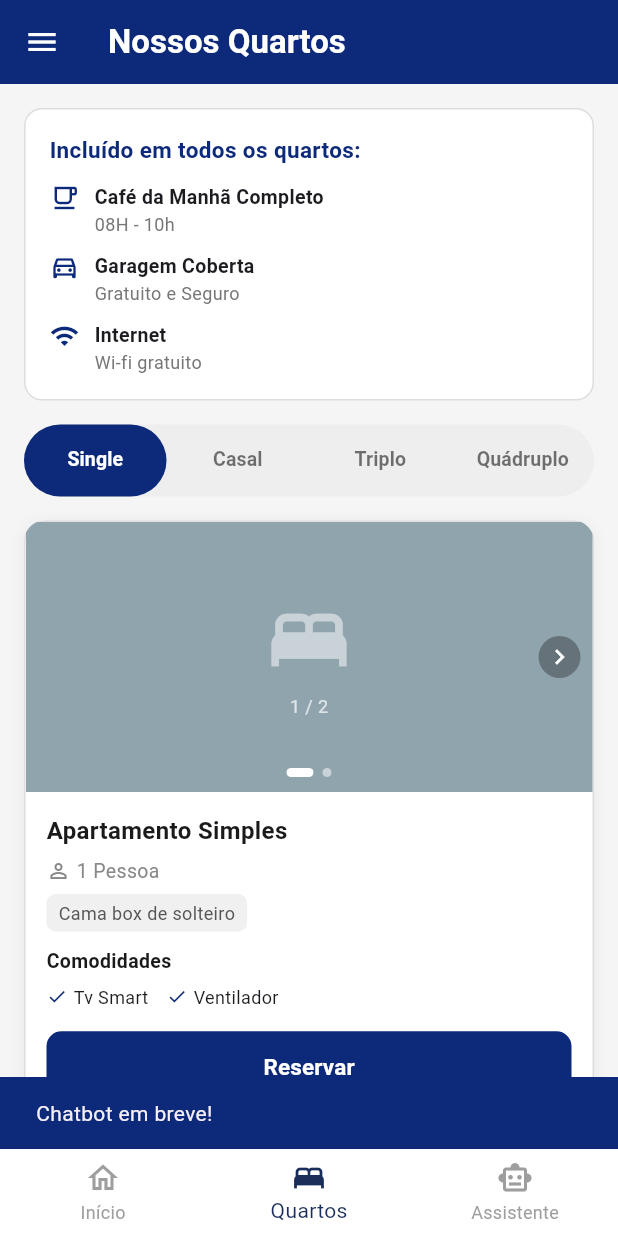
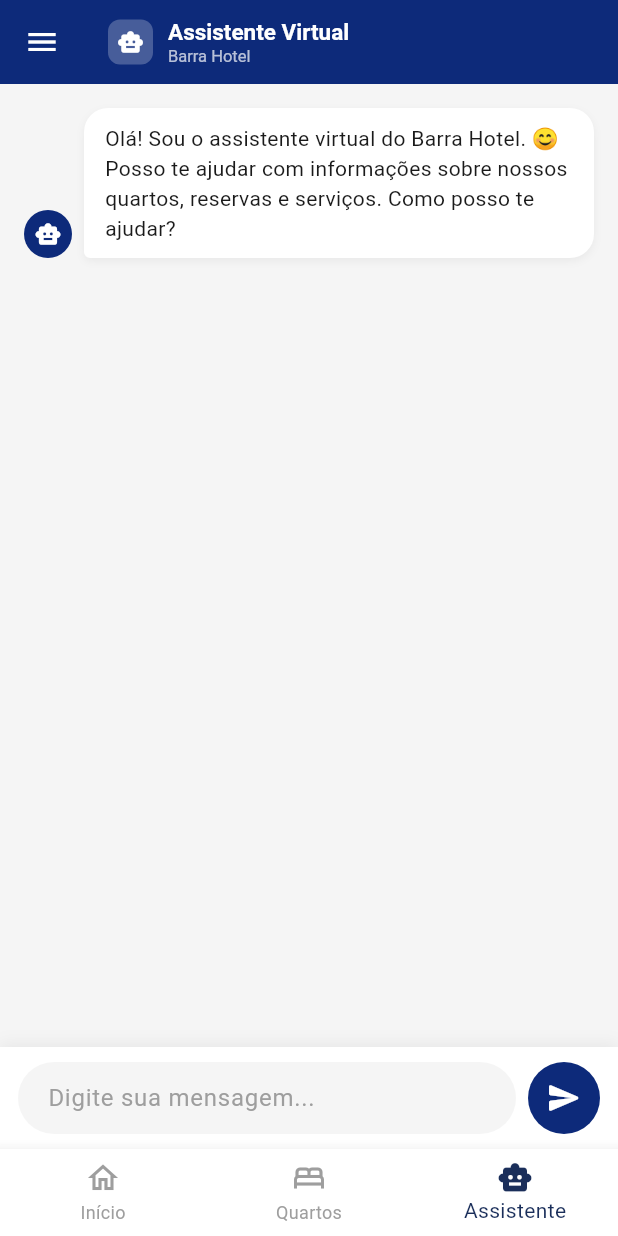
Before and after one commit to Tesch-MatheusG/BarraHotel_App01, a Flutter app: the QuartosPage screen opened directly, item 3 of the bottom bar chosen, on a phone screen of 412 x 824 dp. Run offline on Flutter 3.47's test engine with Material 3 defaults, Android fonts, the light colour scheme and no system bars; our stand-ins replace mask_text_input_formatter; accounts and stored records are empty.

Commit message:
feat: criando a pagina do chatbot.

```diff
--- /dev/null
+++ b/src/lib/app/models/mensagem_model.dart
@@ -0,0 +1,9 @@
+class MensagemModel {
+  final String texto;
+  final bool isBot;
+
+  MensagemModel({
+    required this.texto,
+    required this.isBot,
+  });
+}
--- /dev/null
+++ b/src/lib/app/views/chatbot_page.dart
@@ -0,0 +1,411 @@
+import 'package:flutter/material.dart';
+import 'cores.dart';
+import 'drawer_menu.dart';
+import '../models/mensagem_model.dart';
+import 'bottom_nav.dart';
+
+class ChatbotPage extends StatefulWidget {
+  const ChatbotPage({super.key});
+
+  @override
+  State<ChatbotPage> createState() => _ChatbotPageState();
+}
+
+class _ChatbotPageState extends State<ChatbotPage> {
+  final TextEditingController _controller = TextEditingController();
+  final ScrollController _scrollController = ScrollController();
+  final List<MensagemModel> _mensagens = [];
+  bool _carregando = false;
+
+  @override
+  void initState() {
+    super.initState();
+    // Mensagem de boas-vindas do chatbot
+    _mensagens.add(MensagemModel(
+      texto:
+          'Olá! Sou o assistente virtual do Barra Hotel. 😊\n'
+          'Posso te ajudar com informações sobre nossos quartos, '
+          'reservas e serviços. Como posso te ajudar?',
+      isBot: true,
+    ));
+  }
+
+  @override
+  void dispose() {
+    _controller.dispose();
+    _scrollController.dispose();
+    super.dispose();
+  }
+
+  void _scrollParaBaixo() {
+    WidgetsBinding.instance.addPostFrameCallback((_) {
+      if (_scrollController.hasClients) {
+        _scrollController.animateTo(
+          _scrollController.position.maxScrollExtent,
+          duration: const Duration(milliseconds: 300),
+          curve: Curves.easeOut,
+        );
+      }
+    });
+  }
+
+  Future<void> _enviarMensagem() async {
+    final texto = _controller.text.trim();
+    if (texto.isEmpty || _carregando) return;
+
+    setState(() {
+      _mensagens.add(MensagemModel(texto: texto, isBot: false));
+      _carregando = true;
+      _controller.clear();
+    });
+
+    _scrollParaBaixo();
+
+    // TODO: integrar com API da Anthropic
+    await Future.delayed(const Duration(seconds: 1));
+
+    setState(() {
+      _mensagens.add(MensagemModel(
+        texto:
+            'Obrigado por entrar em contato! Em breve nosso '
+            'assistente estará disponível para te ajudar. '
+            'Se preferir, entre em contato diretamente com '
+            'nossa recepção. 😊',
+        isBot: true,
+      ));
+      _carregando = false;
+    });
+
+    _scrollParaBaixo();
+  }
+
+  @override
+  Widget build(BuildContext context) {
+    return Scaffold(
+      backgroundColor: AppColors.fundoPagina,
+      drawer: const DrawerMenu(),
+      appBar: AppBar(
+        backgroundColor: AppColors.azulEscuro,
+        foregroundColor: Colors.white,
+        title: Row(
+          children: [
+            Container(
+              padding: const EdgeInsets.all(6),
+              decoration: BoxDecoration(
+                color: Colors.white24,
+                borderRadius: BorderRadius.circular(8),
+              ),
+              child: const Icon(Icons.smart_toy, size: 18),
+            ),
+            const SizedBox(width: 10),
+            const Column(
+              crossAxisAlignment: CrossAxisAlignment.start,
+              children: [
+                Text(
+                  'Assistente Virtual',
+                  style: TextStyle(
+                    fontWeight: FontWeight.bold,
+                    fontSize: 15,
+                  ),
+                ),
+                Text(
+                  'Barra Hotel',
+                  style: TextStyle(
+                    fontSize: 11,
+                    color: Colors.white70,
+                  ),
+                ),
+              ],
+            ),
+          ],
+        ),
+        elevation: 0,
+      ),
+      bottomNavigationBar: BottomNav(currentIndex: 2),
+      body: Column(
+        children: [
+          Expanded(
+            child: ListView.builder(
+              controller: _scrollController,
+              padding: const EdgeInsets.all(16),
+              itemCount: _mensagens.length + (_carregando ? 1 : 0),
+              itemBuilder: (context, index) {
+                if (index == _mensagens.length) {
+                  return _BolhaDigitando();
+                }
+                return _BolhaMensagem(mensagem: _mensagens[index]);
+              },
+            ),
+          ),
+          _CampoEnvio(
+            controller: _controller,
+            carregando: _carregando,
+            onEnviar: _enviarMensagem,
+          ),
+        ],
+      ),
+    );
+  }
+}
+
+class _BolhaMensagem extends StatelessWidget {
+  final MensagemModel mensagem;
+
+  const _BolhaMensagem({required this.mensagem});
+
+  @override
+  Widget build(BuildContext context) {
+    final isBot = mensagem.isBot;
+
+    return Padding(
+      padding: const EdgeInsets.only(bottom: 12),
+      child: Row(
+        mainAxisAlignment:
+            isBot ? MainAxisAlignment.start : MainAxisAlignment.end,
+        crossAxisAlignment: CrossAxisAlignment.end,
+        children: [
+          if (isBot) ...[
+            Container(
+              width: 32,
+              height: 32,
+              margin: const EdgeInsets.only(right: 8),
+              decoration: const BoxDecoration(
+                color: AppColors.azulEscuro,
+                shape: BoxShape.circle,
+              ),
+              child: const Icon(
+                Icons.smart_toy,
+                color: Colors.white,
+                size: 18,
+              ),
+            ),
+          ],
+          Flexible(
+            child: Container(
+              padding: const EdgeInsets.symmetric(
+                horizontal: 14,
+                vertical: 10,
+              ),
+              decoration: BoxDecoration(
+                color: isBot ? Colors.white : AppColors.azulEscuro,
+                borderRadius: BorderRadius.only(
+                  topLeft: const Radius.circular(16),
+                  topRight: const Radius.circular(16),
+                  bottomLeft: Radius.circular(isBot ? 4 : 16),
+                  bottomRight: Radius.circular(isBot ? 16 : 4),
+                ),
+                boxShadow: [
+                  BoxShadow(
+                    color: Colors.black.withOpacity(0.05),
+                    blurRadius: 4,
+                    offset: const Offset(0, 2),
+                  ),
+                ],
+              ),
+              child: Text(
+                mensagem.texto,
+                style: TextStyle(
+                  fontSize: 14,
+                  color: isBot ? const Color(0xFF1A1A1A) : Colors.white,
+                  height: 1.4,
+                ),
+              ),
+            ),
+          ),
+          if (!isBot) ...[
+            Container(
+              width: 32,
+              height: 32,
+              margin: const EdgeInsets.only(left: 8),
+              decoration: const BoxDecoration(
+                color: AppColors.azulClaro,
+                shape: BoxShape.circle,
+              ),
+              child: const Icon(
+                Icons.person,
+                color: AppColors.azulEscuro,
+                size: 18,
+              ),
+            ),
+          ],
+        ],
+      ),
+    );
+  }
+}
+
+class _BolhaDigitando extends StatelessWidget {
+  @override
+  Widget build(BuildContext context) {
+    return Padding(
+      padding: const EdgeInsets.only(bottom: 12),
+      child: Row(
+        children: [
+          Container(
+            width: 32,
+            height: 32,
+            margin: const EdgeInsets.only(right: 8),
+            decoration: const BoxDecoration(
+              color: AppColors.azulEscuro,
+              shape: BoxShape.circle,
+            ),
+            child: const Icon(
+              Icons.smart_toy,
+              color: Colors.white,
+              size: 18,
+            ),
+          ),
+          Container(
+            padding: const EdgeInsets.symmetric(
+              horizontal: 16,
+              vertical: 12,
+            ),
+            decoration: BoxDecoration(
+              color: Colors.white,
+              borderRadius: const BorderRadius.only(
+                topLeft: Radius.circular(16),
+                topRight: Radius.circular(16),
+                bottomRight: Radius.circular(16),
+                bottomLeft: Radius.circular(4),
+              ),
+              boxShadow: [
+                BoxShadow(
+                  color: Colors.black.withOpacity(0.05),
+                  blurRadius: 4,
+                  offset: const Offset(0, 2),
+                ),
+              ],
+            ),
+            child: const Row(
+              mainAxisSize: MainAxisSize.min,
+              children: [
+                _Ponto(delay: 0),
+                SizedBox(width: 4),
+                _Ponto(delay: 150),
+                SizedBox(width: 4),
+                _Ponto(delay: 300),
+              ],
+            ),
+          ),
+        ],
+      ),
+    );
+  }
+}
+
+class _Ponto extends StatefulWidget {
+  final int delay;
+  const _Ponto({required this.delay});
+
+  @override
+  State<_Ponto> createState() => _PontoState();
+}
+
+class _PontoState extends State<_Ponto>
+    with SingleTickerProviderStateMixin {
+  late AnimationController _controller;
+  late Animation<double> _animation;
+
+  @override
+  void initState() {
+    super.initState();
+    _controller = AnimationController(
+      vsync: this,
+      duration: const Duration(milliseconds: 600),
+    );
+    Future.delayed(Duration(milliseconds: widget.delay), () {
+      if (mounted) _controller.repeat(reverse: true);
+    });
+    _animation = Tween(begin: 0.4, end: 1.0).animate(_controller);
+  }
+
+  @override
+  void dispose() {
+    _controller.dispose();
+    super.dispose();
+  }
+
+  @override
+  Widget build(BuildContext context) {
+    return FadeTransition(
+      opacity: _animation,
+      child: Container(
+        width: 7,
+        height: 7,
+        decoration: const BoxDecoration(
+          color: AppColors.azulEscuro,
+          shape: BoxShape.circle,
+        ),
+      ),
+    );
+  }
+}
+
+class _CampoEnvio extends StatelessWidget {
+  final TextEditingController controller;
+  final bool carregando;
+  final VoidCallback onEnviar;
+
+  const _CampoEnvio({
+    required this.controller,
+    required this.carregando,
+    required this.onEnviar,
+  });
+
+  @override
+  Widget build(BuildContext context) {
+    return Container(
+      padding: const EdgeInsets.symmetric(horizontal: 12, vertical: 10),
+      decoration: BoxDecoration(
+        color: Colors.white,
+        boxShadow: [
+          BoxShadow(
+            color: Colors.black.withOpacity(0.06),
+            blurRadius: 8,
+            offset: const Offset(0, -2),
+          ),
+        ],
+      ),
+      child: SafeArea(
+        top: false,
+        child: Row(
+          children: [
+            Expanded(
+              child: TextField(
+                controller: controller,
+                onSubmitted: (_) => onEnviar(),
+                textInputAction: TextInputAction.send,
+                decoration: InputDecoration(
+                  hintText: 'Digite sua mensagem...',
+                  hintStyle: const TextStyle(color: Colors.grey),
+                  filled: true,
+                  fillColor: AppColors.fundoPagina,
+                  contentPadding: const EdgeInsets.symmetric(
+                    horizontal: 16,
+                    vertical: 10,
+                  ),
+                  border: OutlineInputBorder(
+                    borderRadius: BorderRadius.circular(24),
+                    borderSide: BorderSide.none,
+                  ),
+                ),
+              ),
+            ),
+            const SizedBox(width: 8),
+            Container(
+              decoration: const BoxDecoration(
+                color: AppColors.azulEscuro,
+                shape: BoxShape.circle,
+              ),
+              child: IconButton(
+                onPressed: carregando ? null : onEnviar,
+                icon: const Icon(Icons.send_rounded),
+                color: Colors.white,
+              ),
+            ),
+          ],
+        ),
+      ),
+    );
+  }
+}
--- a/src/lib/main.dart
+++ b/src/lib/main.dart
@@ -8,6 +8,7 @@ import 'app/views/reserva_page.dart';
 import 'app/views/perfil_page.dart';
 import 'app/views/editar_perfil_page.dart';
 import 'app/views/reservas/minhas_reservas_page.dart';
+import 'app/views/chatbot_page.dart';
 
 void main() {
   runApp(MyApp());
@@ -28,6 +29,7 @@ class MyApp extends StatelessWidget {
         '/perfil': (context) => PerfilPage(),
         '/editar-perfil': (context) => EditarPerfilPage(),
         '/minhas-reservas': (context) => MinhasReservasPage(),
+        '/chatbot': (context) => ChatbotPage(),
       },
     );
   }
```
Also changed, not shown: src/lib/app/views/bottom_nav.dart (+4 -5 lines).
